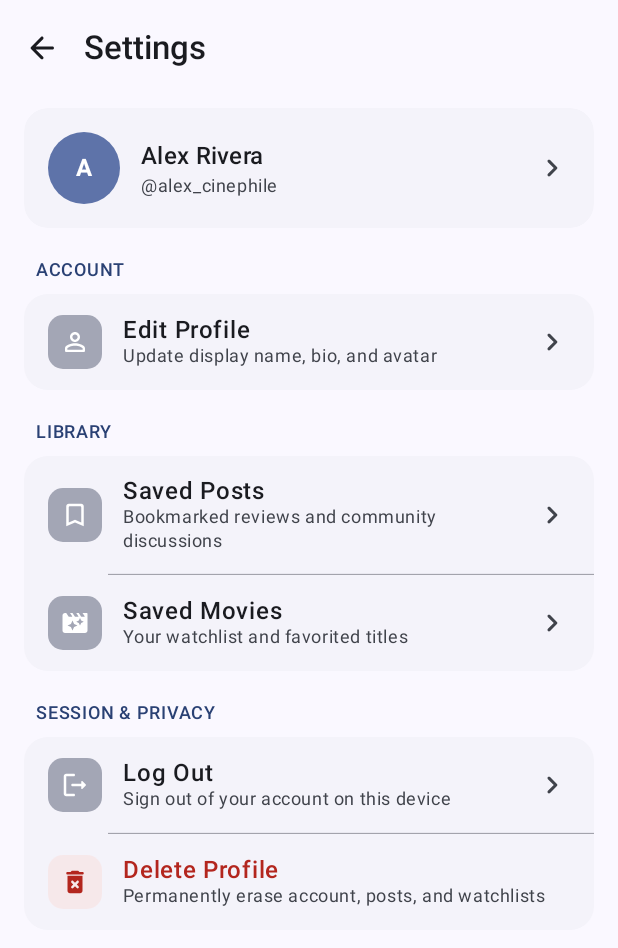
After one commit to dvy19/movie-kotlin, an Android app built with Jetpack Compose: the composable Settings shown on its own in the app's theme, on a phone screen of 412 x 824 dp. The commit adds this screen. Shown: the top 948 px of the screen. Run offline under Robolectric (Android 15) with nearby library versions, the phone set to English and light mode, and no system bars.

Commit message:
settings screen

```diff
--- a/app/src/main/java/com/example/movie/MainActivity.kt
+++ b/app/src/main/java/com/example/movie/MainActivity.kt
@@ -36,6 +36,8 @@ sealed class Screens(val route: String){
     object Login: Screens("login")
     object HomeScreen: Screens("home")
 
+    data object Settings:Screens("settings")
+
     object MainScreen:Screens("main")
 
     data object UserDetailScreen: Screens("user_detail")
--- a/app/src/main/java/com/example/movie/movie/MovieApiInterface.kt
+++ b/app/src/main/java/com/example/movie/movie/MovieApiInterface.kt
@@ -2,6 +2,7 @@ package com.example.movie.movie
 
 import retrofit2.Response
 import retrofit2.http.GET
+import retrofit2.http.POST
 import retrofit2.http.Path
 import retrofit2.http.Query
 
@@ -48,4 +49,5 @@ interface MovieApiInterface{
     ) : Response<PopularMovieResponse>
 
 
+
 }
--- a/app/src/main/java/com/example/movie/movie/MovieRepo.kt
+++ b/app/src/main/java/com/example/movie/movie/MovieRepo.kt
@@ -86,4 +86,5 @@ class MovieRepo {
 
     }
 
+
 }
--- a/app/src/main/java/com/example/movie/movie/MovieVM.kt
+++ b/app/src/main/java/com/example/movie/movie/MovieVM.kt
@@ -44,9 +44,6 @@ sealed class MovieDetailState{
 }
 
 
-
-
-
 class MovieVM : ViewModel() {
 
     private val repo = MovieRepo()
@@ -62,6 +59,7 @@ class MovieVM : ViewModel() {
 
     private val _movieDetailState = MutableStateFlow<MovieDetailState>(MovieDetailState.Idle)
     val movieDetailState: StateFlow<MovieDetailState> = _movieDetailState.asStateFlow()
+
 
 
 
@@ -259,4 +257,6 @@ class MovieVM : ViewModel() {
         }
     }
 
+
+
 }
--- /dev/null
+++ b/app/src/main/java/com/example/movie/screens/Settings.kt
@@ -0,0 +1,378 @@
+package com.example.movie.screens
+
+
+
+import androidx.compose.foundation.background
+import androidx.compose.foundation.clickable
+import androidx.compose.foundation.layout.*
+import androidx.compose.foundation.rememberScrollState
+import androidx.compose.foundation.shape.CircleShape
+import androidx.compose.foundation.shape.RoundedCornerShape
+import androidx.compose.foundation.verticalScroll
+import androidx.compose.material.icons.Icons
+import androidx.compose.material.icons.automirrored.rounded.ArrowBack
+import androidx.compose.material.icons.automirrored.rounded.KeyboardArrowRight
+import androidx.compose.material.icons.automirrored.rounded.Logout
+import androidx.compose.material.icons.rounded.BookmarkBorder
+import androidx.compose.material.icons.rounded.DeleteForever
+import androidx.compose.material.icons.rounded.MovieFilter
+import androidx.compose.material.icons.rounded.PersonOutline
+import androidx.compose.material3.*
+import androidx.compose.runtime.*
+import androidx.compose.ui.Alignment
+import androidx.compose.ui.Modifier
+import androidx.compose.ui.draw.clip
+import androidx.compose.ui.graphics.Color
+import androidx.compose.ui.graphics.vector.ImageVector
+import androidx.compose.ui.text.font.FontWeight
+import androidx.compose.ui.tooling.preview.Preview
+import androidx.compose.ui.unit.dp
+import androidx.navigation.NavController
+
+@OptIn(ExperimentalMaterial3Api::class)
+@Composable
+fun Settings(
+    mainNavController: NavController,
+    userName: String = "Alex Rivera",
+    userHandle: String = "@alex_cinephile",
+    onNavigateBack: () -> Unit = {},
+    onEditProfileClick: () -> Unit = {},
+    onSavedPostsClick: () -> Unit = {},
+    onSavedMoviesClick: () -> Unit = {},
+    onLogoutConfirm: () -> Unit = {},
+    onDeleteProfileConfirm: () -> Unit = {}
+) {
+    var showLogoutDialog by remember { mutableStateOf(false) }
+    var showDeleteDialog by remember { mutableStateOf(false) }
+
+    Scaffold(
+        topBar = {
+            TopAppBar(
+                title = {
+                    Text(
+                        text = "Settings",
+                        style = MaterialTheme.typography.titleLarge,
+                        fontWeight = FontWeight.SemiBold
+                    )
+                },
+                navigationIcon = {
+                    IconButton(onClick = onNavigateBack) {
+                        Icon(
+                            imageVector = Icons.AutoMirrored.Rounded.ArrowBack,
+                            contentDescription = "Back"
+                        )
+                    }
+                },
+                colors = TopAppBarDefaults.topAppBarColors(
+                    containerColor = MaterialTheme.colorScheme.background
+                )
+            )
+        },
+        containerColor = MaterialTheme.colorScheme.background
+    ) { innerPadding ->
+        Column(
+            modifier = Modifier
+                .fillMaxSize()
+                .padding(innerPadding)
+                .verticalScroll(rememberScrollState())
+                .padding(horizontal = 16.dp, vertical = 8.dp),
+            verticalArrangement = Arrangement.spacedBy(20.dp)
+        ) {
+            // Compact User Summary Header
+            ProfileSummaryHeader(
+                userName = userName,
+                userHandle = userHandle,
+                onClick = onEditProfileClick
+            )
+
+            // Account Section
+            SettingsSection(title = "Account") {
+                SettingsRowItem(
+                    icon = Icons.Rounded.PersonOutline,
+                    title = "Edit Profile",
+                    subtitle = "Update display name, bio, and avatar",
+                    onClick = onEditProfileClick
+                )
+            }
+
+            // Library & Collections Section
+            SettingsSection(title = "Library") {
+                SettingsRowItem(
+                    icon = Icons.Rounded.BookmarkBorder,
+                    title = "Saved Posts",
+                    subtitle = "Bookmarked reviews and community discussions",
+                    onClick = onSavedPostsClick
+                )
+                HorizontalDivider(
+                    modifier = Modifier.padding(start = 56.dp),
+                    thickness = 0.5.dp,
+                    color = MaterialTheme.colorScheme.outlineVariant
+                )
+                SettingsRowItem(
+                    icon = Icons.Rounded.MovieFilter,
+                    title = "Saved Movies",
+                    subtitle = "Your watchlist and favorited titles",
+                    onClick = onSavedMoviesClick
+                )
+            }
+
+            // Session & Danger Zone Section
+            SettingsSection(title = "Session & Privacy") {
+                SettingsRowItem(
+                    icon = Icons.AutoMirrored.Rounded.Logout,
+                    title = "Log Out",
+                    subtitle = "Sign out of your account on this device",
+                    onClick = { showLogoutDialog = true }
+                )
+                HorizontalDivider(
+                    modifier = Modifier.padding(start = 56.dp),
+                    thickness = 0.5.dp,
+                    color = MaterialTheme.colorScheme.outlineVariant
+                )
+                SettingsRowItem(
+                    icon = Icons.Rounded.DeleteForever,
+                    title = "Delete Profile",
+                    subtitle = "Permanently erase account, posts, and watchlists",
+                    isDestructive = true,
+                    onClick = { showDeleteDialog = true }
+                )
+            }
+
+            Spacer(modifier = Modifier.height(16.dp))
+        }
+    }
+
+    // Confirmation Dialog: Log Out
+    if (showLogoutDialog) {
+        ConfirmationDialog(
+            title = "Log Out",
+            message = "Are you sure you want to log out of your account?",
+            confirmLabel = "Log Out",
+            isDestructive = false,
+            onConfirm = {
+                showLogoutDialog = false
+                onLogoutConfirm()
+            },
+            onDismiss = { showLogoutDialog = false }
+        )
+    }
+
+    // Confirmation Dialog: Delete Profile
+    if (showDeleteDialog) {
+        ConfirmationDialog(
+            title = "Delete Profile?",
+            message = "This action cannot be undone. All your movie reviews, saved posts, and profile data will be permanently deleted.",
+            confirmLabel = "Delete Forever",
+            isDestructive = true,
+            onConfirm = {
+                showDeleteDialog = false
+                onDeleteProfileConfirm()
+            },
+            onDismiss = { showDeleteDialog = false }
+        )
+    }
+}
+
+@Composable
+private fun ProfileSummaryHeader(
+    userName: String,
+    userHandle: String,
+    onClick: () -> Unit
+) {
+    Surface(
+        modifier = Modifier
+            .fillMaxWidth()
+            .clip(RoundedCornerShape(16.dp))
+            .clickable(onClick = onClick),
+        color = MaterialTheme.colorScheme.surfaceContainerLow,
+        shape = RoundedCornerShape(16.dp)
+    ) {
+        Row(
+            modifier = Modifier
+                .fillMaxWidth()
+                .padding(16.dp),
+            verticalAlignment = Alignment.CenterVertically
+        ) {
+            Box(
+                modifier = Modifier
+                    .size(48.dp)
+                    .clip(CircleShape)
+                    .background(MaterialTheme.colorScheme.primaryContainer),
+                contentAlignment = Alignment.Center
+            ) {
+                Text(
+                    text = userName.firstOrNull()?.uppercase() ?: "U",
+                    style = MaterialTheme.typography.titleMedium,
+                    fontWeight = FontWeight.Bold,
+                    color = MaterialTheme.colorScheme.onPrimaryContainer
+                )
+            }
+
+            Spacer(modifier = Modifier.width(14.dp))
+
+            Column(modifier = Modifier.weight(1f)) {
+                Text(
+                    text = userName,
+                    style = MaterialTheme.typography.titleMedium,
+                    fontWeight = FontWeight.SemiBold,
+                    color = MaterialTheme.colorScheme.onSurface
+                )
+                Text(
+                    text = userHandle,
+                    style = MaterialTheme.typography.bodySmall,
+                    color = MaterialTheme.colorScheme.onSurfaceVariant
+                )
+            }
+
+            Icon(
+                imageVector = Icons.AutoMirrored.Rounded.KeyboardArrowRight,
+                contentDescription = null,
+                tint = MaterialTheme.colorScheme.onSurfaceVariant
+            )
+        }
+    }
+}
+
+@Composable
+private fun SettingsSection(
+    title: String,
+    content: @Composable ColumnScope.() -> Unit
+) {
+    Column(verticalArrangement = Arrangement.spacedBy(8.dp)) {
+        Text(
+            text = title.uppercase(),
+            style = MaterialTheme.typography.labelMedium,
+            fontWeight = FontWeight.SemiBold,
+            color = MaterialTheme.colorScheme.primary,
+            modifier = Modifier.padding(start = 8.dp)
+        )
+        Surface(
+            modifier = Modifier.fillMaxWidth(),
+            shape = RoundedCornerShape(16.dp),
+            color = MaterialTheme.colorScheme.surfaceContainerLow
+        ) {
+            Column(content = content)
+        }
+    }
+}
+
+@Composable
+private fun SettingsRowItem(
+    icon: ImageVector,
+    title: String,
+    subtitle: String,
+    isDestructive: Boolean = false,
+    onClick: () -> Unit
+) {
+    val contentColor = if (isDestructive) {
+        MaterialTheme.colorScheme.error
+    } else {
+        MaterialTheme.colorScheme.onSurface
+    }
+
+    val iconContainerColor = if (isDestructive) {
+        MaterialTheme.colorScheme.errorContainer.copy(alpha = 0.5f)
+    } else {
+        MaterialTheme.colorScheme.secondaryContainer.copy(alpha = 0.6f)
+    }
+
+    val iconTint = if (isDestructive) {
+        MaterialTheme.colorScheme.error
+    } else {
+        MaterialTheme.colorScheme.onSecondaryContainer
+    }
+
+    Row(
+        modifier = Modifier
+            .fillMaxWidth()
+            .clickable(onClick = onClick)
+            .padding(horizontal = 16.dp, vertical = 14.dp),
+        verticalAlignment = Alignment.CenterVertically
+    ) {
+        Box(
+            modifier = Modifier
+                .size(36.dp)
+                .clip(RoundedCornerShape(10.dp))
+                .background(iconContainerColor),
+            contentAlignment = Alignment.Center
+        ) {
+            Icon(
+                imageVector = icon,
+                contentDescription = null,
+                tint = iconTint,
+                modifier = Modifier.size(20.dp)
+            )
+        }
+
+        Spacer(modifier = Modifier.width(14.dp))
+
+        Column(modifier = Modifier.weight(1f)) {
+            Text(
+                text = title,
+                style = MaterialTheme.typography.bodyLarge,
+                fontWeight = FontWeight.Medium,
+                color = contentColor
+            )
+            Text(
+                text = subtitle,
+                style = MaterialTheme.typography.bodySmall,
+                color = MaterialTheme.colorScheme.onSurfaceVariant
+            )
+        }
+
+        if (!isDestructive) {
+            Icon(
+                imageVector = Icons.AutoMirrored.Rounded.KeyboardArrowRight,
+                contentDescription = null,
+                tint = MaterialTheme.colorScheme.onSurfaceVariant
+            )
+        }
+    }
+}
+
+@Composable
+private fun ConfirmationDialog(
+    title: String,
+    message: String,
+    confirmLabel: String,
+    isDestructive: Boolean,
+    onConfirm: () -> Unit,
+    onDismiss: () -> Unit
+) {
+    AlertDialog(
+        onDismissRequest = onDismiss,
+        title = {
+            Text(
+                text = title,
+                style = MaterialTheme.typography.titleMedium,
+                fontWeight = FontWeight.SemiBold
+            )
+        },
+        text = {
+            Text(
+                text = message,
+                style = MaterialTheme.typography.bodyMedium,
+                color = MaterialTheme.colorScheme.onSurfaceVariant
+            )
+        },
+        confirmButton = {
+            TextButton(
+                onClick = onConfirm,
+                colors = ButtonDefaults.textButtonColors(
+                    contentColor = if (isDestructive) {
+                        MaterialTheme.colorScheme.error
+                    } else {
+                        MaterialTheme.colorScheme.primary
+                    }
+                )
+            ) {
+                Text(text = confirmLabel, fontWeight = FontWeight.SemiBold)
+            }
+        },
+        dismissButton = {
+            TextButton(onClick = onDismiss) {
+                Text(text = "Cancel")
+            }
+        }
+    )
+}
```
Also changed, not shown: app/src/main/java/com/example/movie/MainScreen.kt (+9 -1 lines), app/src/main/java/com/example/movie/community/CommApiInterface.kt (+7 -0 lines), app/src/main/java/com/example/movie/community/CommRepo.kt (+9 -0 lines), app/src/main/java/com/example/movie/community/CommViewModel.kt (+38 -0 lines), app/src/main/java/com/example/movie/components/MoviePostCard.kt (+20 -1 lines).
